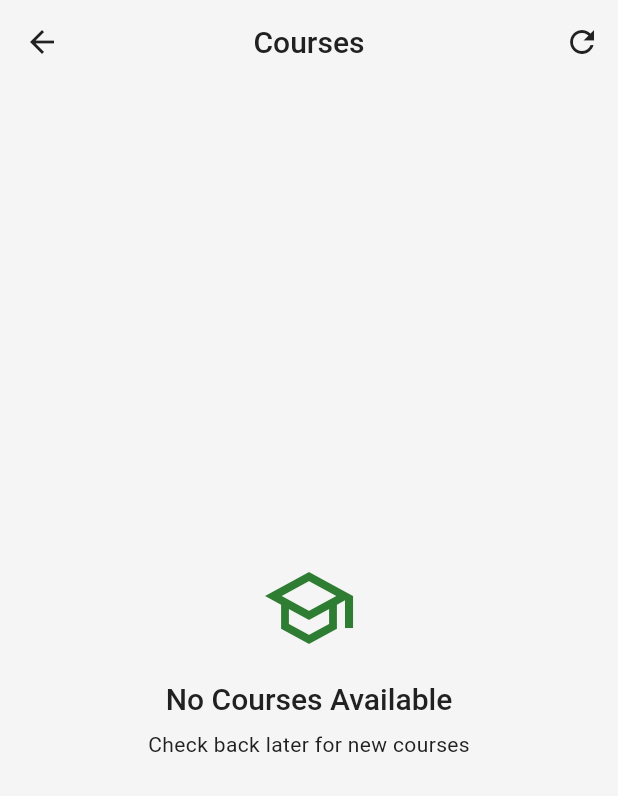
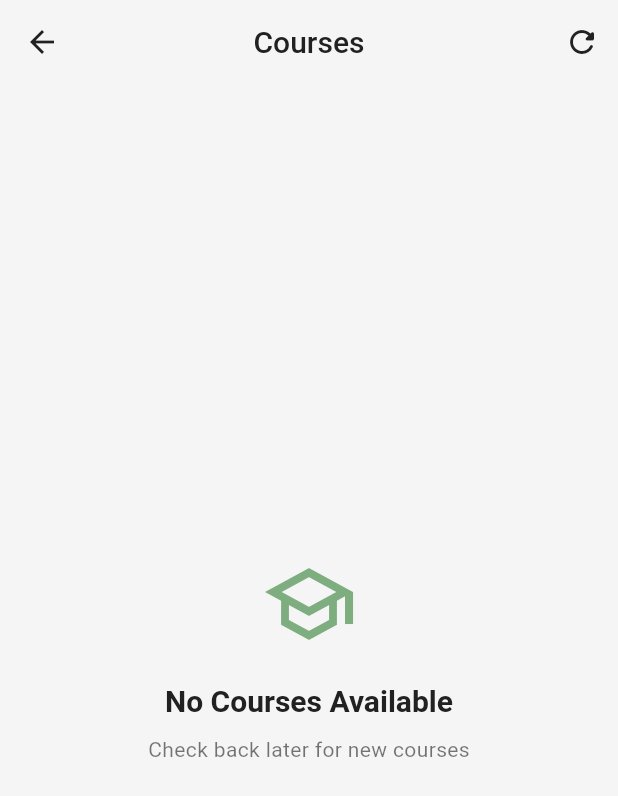
Before and after one commit to dantechu/Tai-Chi-Workout-new, a Flutter app: the CoursesPage screen opened by its route, on a phone screen of 412 x 824 dp. Shown: the top 796 px of the screen. Run offline on Flutter 3.47's test engine with Material 3 defaults, Android fonts, the phone set to English and light mode, and no system bars; our stand-ins replace audioplayers, chewie, cloud_firestore, connectivity_plus, dartz, dio and 11 more; accounts and stored records are empty.

Commit message:
courses ui updated

```diff
--- a/lib/presentation/courses/pages/courses_page.dart
+++ b/lib/presentation/courses/pages/courses_page.dart
@@ -17,11 +17,13 @@ class CoursesPage extends StatelessWidget {
       child: Scaffold(
         appBar: AppBar(
           title: const Text('Courses'),
+          elevation: 0,
           actions: [
             BlocBuilder<CoursesBloc, CoursesState>(
               builder: (context, state) {
                 return IconButton(
-                  icon: const Icon(Icons.refresh),
+                  icon: const Icon(Icons.refresh_rounded),
+                  tooltip: 'Refresh courses',
                   onPressed: () {
                     context.read<CoursesBloc>().add(const RefreshCourses());
                   },
@@ -59,66 +61,12 @@ class CoursesPage extends StatelessWidget {
             }
 
             if (state is CoursesError) {
-              return Center(
-                child: Column(
-                  mainAxisAlignment: MainAxisAlignment.center,
-                  children: [
-                    Icon(
-                      Icons.error_outline,
-                      size: 64,
-                      color: Theme.of(context).colorScheme.error,
-                    ),
-                    const SizedBox(height: 16),
-                    Text(
-                      'Error loading courses',
-                      style: Theme.of(context).textTheme.titleLarge,
-                    ),
-                    const SizedBox(height: 8),
-                    Padding(
-                      padding: const EdgeInsets.symmetric(horizontal: 32),
-                      child: Text(
-                        state.message,
-                        textAlign: TextAlign.center,
-                        style: Theme.of(context).textTheme.bodyMedium,
-                      ),
-                    ),
-                    const SizedBox(height: 24),
-                    ElevatedButton.icon(
-                      onPressed: () {
-                        context.read<CoursesBloc>().add(const LoadCourses());
-                      },
-                      icon: const Icon(Icons.refresh),
-                      label: const Text('Retry'),
-                    ),
-                  ],
-                ),
-              );
+              return _buildErrorState(context, state);
             }
 
             if (state is CoursesLoaded) {
               if (state.courses.isEmpty) {
-                return Center(
-                  child: Column(
-                    mainAxisAlignment: MainAxisAlignment.center,
-                    children: [
-                      Icon(
-                        Icons.school_outlined,
-                        size: 64,
-                        color: Theme.of(context).colorScheme.primary,
-                      ),
-                      const SizedBox(height: 16),
-                      Text(
-                        'No Courses Available',
-                        style: Theme.of(context).textTheme.titleLarge,
-                      ),
-                      const SizedBox(height: 8),
-                      Text(
-                        'Check back later for new courses',
-                        style: Theme.of(context).textTheme.bodyMedium,
-                      ),
-                    ],
-                  ),
-                );
+                return _buildEmptyState(context);
               }
 
               return RefreshIndicator(
@@ -126,12 +74,11 @@ class CoursesPage extends StatelessWidget {
                   context.read<CoursesBloc>().add(const RefreshCourses());
                 },
                 child: ListView.builder(
-                  padding: const EdgeInsets.all(16),
+                  padding: const EdgeInsets.all(20),
                   itemCount: state.courses.length,
                   itemBuilder: (context, index) {
                     final course = state.courses[index];
-                    final isSelected =
-                        state.selectedCourse?.id == course.id;
+                    final isSelected = state.selectedCourse?.id == course.id;
 
                     return CourseCard(
                       course: course,
@@ -162,4 +109,90 @@ class CoursesPage extends StatelessWidget {
       ),
     );
   }
+
+  Widget _buildErrorState(BuildContext context, CoursesError state) {
+    final theme = Theme.of(context);
+    return Center(
+      child: Padding(
+        padding: const EdgeInsets.all(32),
+        child: Column(
+          mainAxisAlignment: MainAxisAlignment.center,
+          children: [
+            Icon(
+              Icons.error_outline_rounded,
+              size: 64,
+              color: theme.colorScheme.error.withValues(alpha: 0.7),
+            ),
+            const SizedBox(height: 20),
+            Text(
+              'Error Loading Courses',
+              style: theme.textTheme.titleLarge?.copyWith(
+                fontWeight: FontWeight.bold,
+                fontSize: 20,
+              ),
+              textAlign: TextAlign.center,
+            ),
+            const SizedBox(height: 10),
+            Text(
+              state.message,
+              textAlign: TextAlign.center,
+              style: theme.textTheme.bodyMedium?.copyWith(
+                color: theme.colorScheme.onSurface.withValues(alpha: 0.7),
+                fontSize: 14,
+              ),
+            ),
+            const SizedBox(height: 24),
+            FilledButton.icon(
+              onPressed: () {
+                context.read<CoursesBloc>().add(const LoadCourses());
+              },
+              icon: const Icon(Icons.refresh_rounded, size: 18),
+              label: const Text('Retry'),
+              style: FilledButton.styleFrom(
+                padding: const EdgeInsets.symmetric(horizontal: 24, vertical: 12),
+                shape: RoundedRectangleBorder(
+                  borderRadius: BorderRadius.circular(12),
+                ),
+              ),
+            ),
+          ],
+        ),
+      ),
+    );
+  }
+
+  Widget _buildEmptyState(BuildContext context) {
+    final theme = Theme.of(context);
+    return Center(
+      child: Padding(
+        padding: const EdgeInsets.all(32),
+        child: Column(
+          mainAxisAlignment: MainAxisAlignment.center,
+          children: [
+            Icon(
+              Icons.school_outlined,
+              size: 64,
+              color: theme.colorScheme.primary.withValues(alpha: 0.6),
+            ),
+            const SizedBox(height: 20),
+            Text(
+              'No Courses Available',
+              style: theme.textTheme.titleLarge?.copyWith(
+                fontWeight: FontWeight.bold,
+                fontSize: 20,
+              ),
+            ),
+            const SizedBox(height: 10),
+            Text(
+              'Check back later for new courses',
+              style: theme.textTheme.bodyMedium?.copyWith(
+                color: theme.colorScheme.onSurface.withValues(alpha: 0.6),
+                fontSize: 14,
+              ),
+            ),
+          ],
+        ),
+      ),
+    );
+  }
 }
```
Also changed, not shown: lib/presentation/courses/widgets/course_card.dart (+74 -92 lines).
